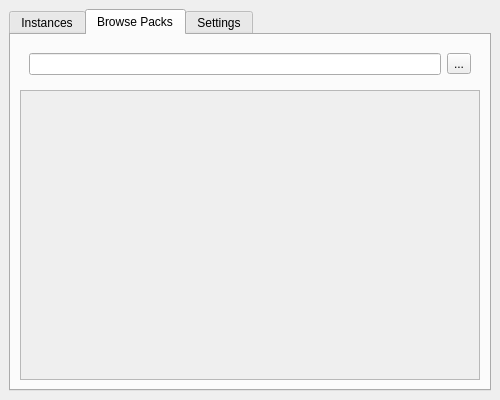
Above: UI/MainWindow.ui from OpenMineMods/OpenMineMods before the change. Below: the same form after it.
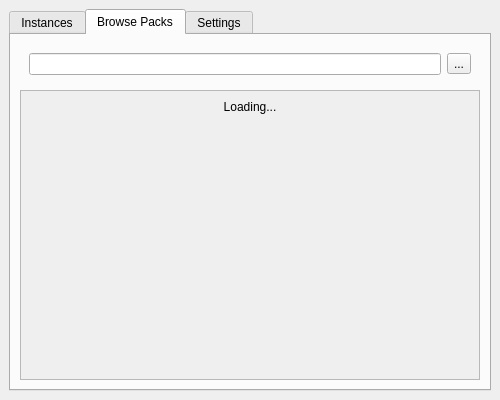
That is the form after the change. The open tabs and pages were chosen to show the change. Icons and pictures are not drawn.

Patch:
```diff
--- a/UI/MainWindow.ui
+++ b/UI/MainWindow.ui
@@ -120,6 +120,29 @@
               <property name="sizeConstraint">
                <enum>QLayout::SetNoConstraint</enum>
               </property>
+              <item>
+               <widget class="QLabel" name="loading_label">
+                <property name="text">
+                 <string>Loading...</string>
+                </property>
+                <property name="alignment">
+                 <set>Qt::AlignCenter</set>
+                </property>
+               </widget>
+              </item>
+              <item>
+               <spacer name="verticalSpacer_2">
+                <property name="orientation">
+                 <enum>Qt::Vertical</enum>
+                </property>
+                <property name="sizeHint" stdset="0">
+                 <size>
+                  <width>20</width>
+                  <height>40</height>
+                 </size>
+                </property>
+               </spacer>
+              </item>
              </layout>
             </item>
            </layout>
```
